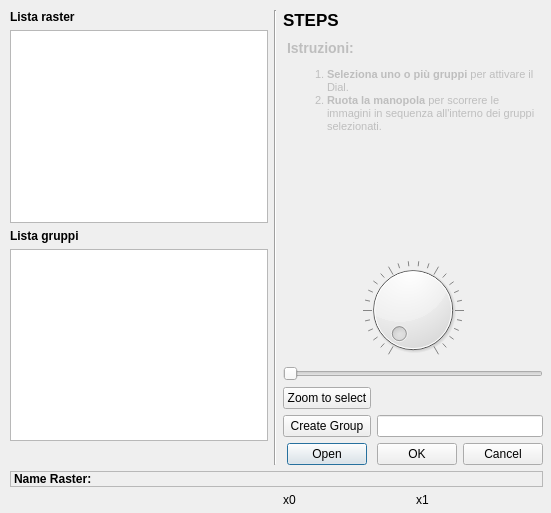
Old version of the form gpr_linker_dialog_base.ui in the repository Heryx/rasterlinker.
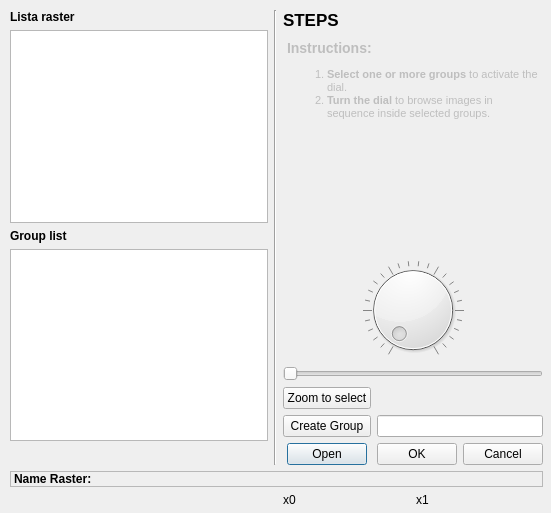
New version of the form.

```diff
--- a/gpr_linker_dialog_base.ui
+++ b/gpr_linker_dialog_base.ui
@@ -244,7 +244,7 @@
          </font>
         </property>
         <property name="text">
-         <string>Lista gruppi</string>
+         <string>Group list</string>
         </property>
        </widget>
       </item>
@@ -349,9 +349,9 @@
 &lt;html&gt;&lt;head&gt;&lt;meta name=&quot;qrichtext&quot; content=&quot;1&quot; /&gt;&lt;style type=&quot;text/css&quot;&gt;
 p, li { white-space: pre-wrap; }
 &lt;/style&gt;&lt;/head&gt;&lt;body style=&quot; font-family:'MS Shell Dlg 2'; font-size:8.25pt; font-weight:400; font-style:normal;&quot;&gt;
-&lt;h3 style=&quot; margin-top:14px; margin-bottom:12px; margin-left:0px; margin-right:0px; -qt-block-indent:0; text-indent:0px;&quot;&gt;&lt;span style=&quot; font-size:8pt; font-weight:600;&quot;&gt;Istruzioni:&lt;/span&gt;&lt;/h3&gt;
-&lt;ol style=&quot;margin-top: 0px; margin-bottom: 0px; margin-left: 0px; margin-right: 0px; -qt-list-indent: 1;&quot;&gt;&lt;li style=&quot; font-size:8pt;&quot; style=&quot; margin-top:12px; margin-bottom:0px; margin-left:0px; margin-right:0px; -qt-block-indent:0; text-indent:0px;&quot;&gt;&lt;span style=&quot; font-weight:600;&quot;&gt;Seleziona uno o più gruppi&lt;/span&gt; per attivare il Dial.&lt;/li&gt;
-&lt;li style=&quot; font-size:8pt;&quot; style=&quot; margin-top:0px; margin-bottom:12px; margin-left:0px; margin-right:0px; -qt-block-indent:0; text-indent:0px;&quot;&gt;&lt;span style=&quot; font-weight:600;&quot;&gt;Ruota la manopola&lt;/span&gt; per scorrere le immagini in sequenza all'interno dei gruppi selezionati.&lt;/li&gt;&lt;/ol&gt;&lt;/body&gt;&lt;/html&gt;</string>
+&lt;h3 style=&quot; margin-top:14px; margin-bottom:12px; margin-left:0px; margin-right:0px; -qt-block-indent:0; text-indent:0px;&quot;&gt;&lt;span style=&quot; font-size:8pt; font-weight:600;&quot;&gt;Instructions:&lt;/span&gt;&lt;/h3&gt;
+&lt;ol style=&quot;margin-top: 0px; margin-bottom: 0px; margin-left: 0px; margin-right: 0px; -qt-list-indent: 1;&quot;&gt;&lt;li style=&quot; font-size:8pt;&quot; style=&quot; margin-top:12px; margin-bottom:0px; margin-left:0px; margin-right:0px; -qt-block-indent:0; text-indent:0px;&quot;&gt;&lt;span style=&quot; font-weight:600;&quot;&gt;Select one or more groups&lt;/span&gt; to activate the dial.&lt;/li&gt;
+&lt;li style=&quot; font-size:8pt;&quot; style=&quot; margin-top:0px; margin-bottom:12px; margin-left:0px; margin-right:0px; -qt-block-indent:0; text-indent:0px;&quot;&gt;&lt;span style=&quot; font-weight:600;&quot;&gt;Turn the dial&lt;/span&gt; to browse images in sequence inside selected groups.&lt;/li&gt;&lt;/ol&gt;&lt;/body&gt;&lt;/html&gt;</string>
         </property>
        </widget>
       </item>
```
Left out of the diff: 1 changed line with no effect on the pictures.
